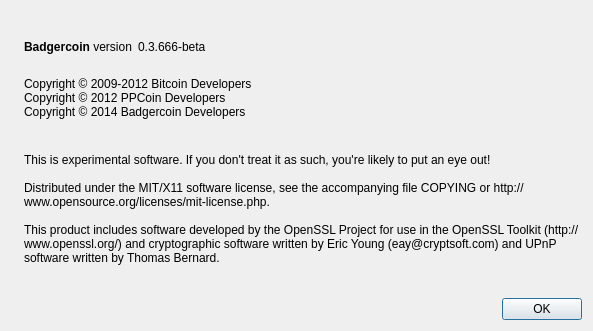
cryptocoindude/KaChingCoin-New, file src/qt/forms/aboutdialog.ui: the form before one commit.
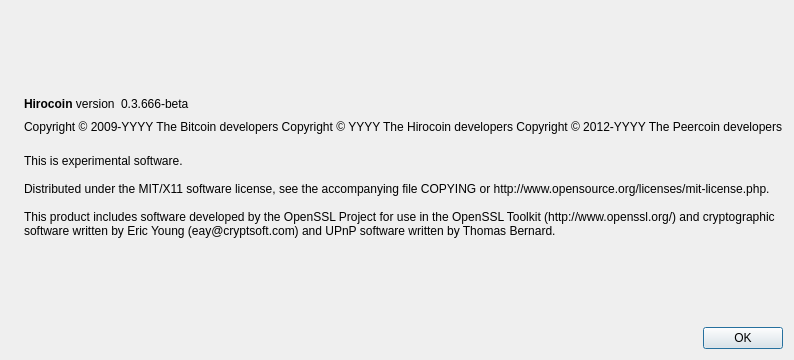
The form after the commit. Icons and pictures are not drawn.

What changed in the file:
```diff
--- a/src/qt/forms/aboutdialog.ui
+++ b/src/qt/forms/aboutdialog.ui
@@ -6,8 +6,8 @@
    <rect>
     <x>0</x>
     <y>0</y>
-    <width>593</width>
-    <height>331</height>
+    <width>697</width>
+    <height>360</height>
    </rect>
   </property>
   <property name="windowTitle">
@@ -50,7 +50,7 @@
           <cursorShape>IBeamCursor</cursorShape>
          </property>
          <property name="text">
-          <string>&lt;b&gt;Badgercoin&lt;/b&gt; version</string>
+          <string>&lt;b&gt;Hirocoin&lt;/b&gt; version</string>
          </property>
          <property name="textInteractionFlags">
           <set>Qt::LinksAccessibleByMouse|Qt::TextSelectableByKeyboard|Qt::TextSelectableByMouse</set>
@@ -91,11 +91,12 @@
         <cursorShape>IBeamCursor</cursorShape>
        </property>
        <property name="text">
-        <string>
-Copyright © 2009-2012 Bitcoin Developers
-Copyright © 2012 PPCoin Developers
-Copyright © 2014 Badgercoin Developers
-</string>
+        <string notr="true">Copyright &amp;copy; 2009-YYYY The Bitcoin developers
+Copyright &amp;copy; YYYY The Hirocoin developers
+Copyright &amp;copy; 2012-YYYY The Peercoin developers</string>
+       </property>
+       <property name="textFormat">
+        <enum>Qt::RichText</enum>
        </property>
        <property name="textInteractionFlags">
         <set>Qt::LinksAccessibleByMouse|Qt::TextSelectableByKeyboard|Qt::TextSelectableByMouse</set>
@@ -109,7 +110,7 @@
        </property>
        <property name="text">
         <string>
-This is experimental software. If you don't treat it as such, you're likely to put an eye out!
+This is experimental software.
 
 Distributed under the MIT/X11 software license, see the accompanying file COPYING or http://www.opensource.org/licenses/mit-license.php.
 
```
Left out of the diff: 2 changed lines with no effect on the pictures.
